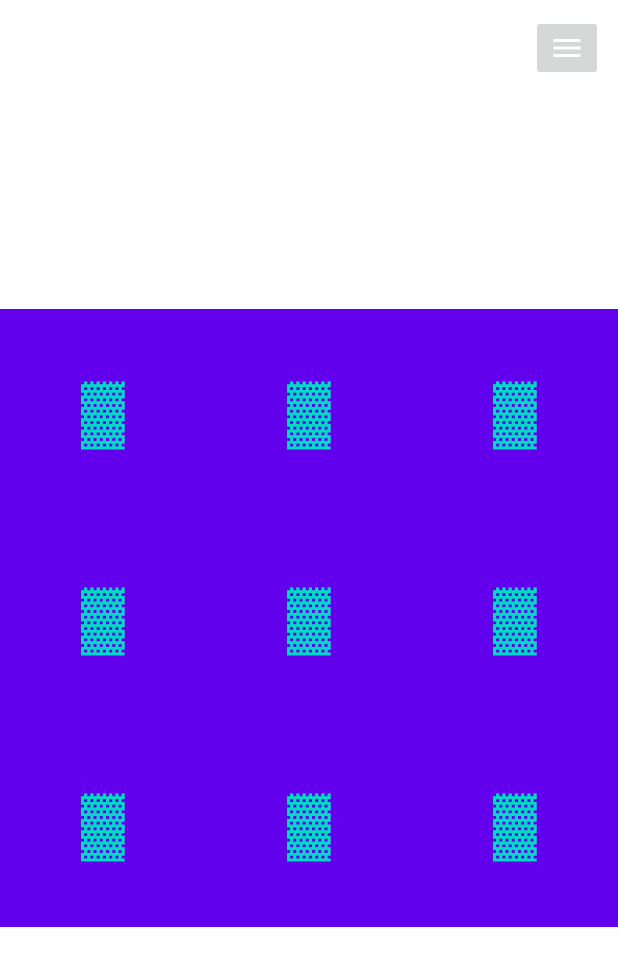
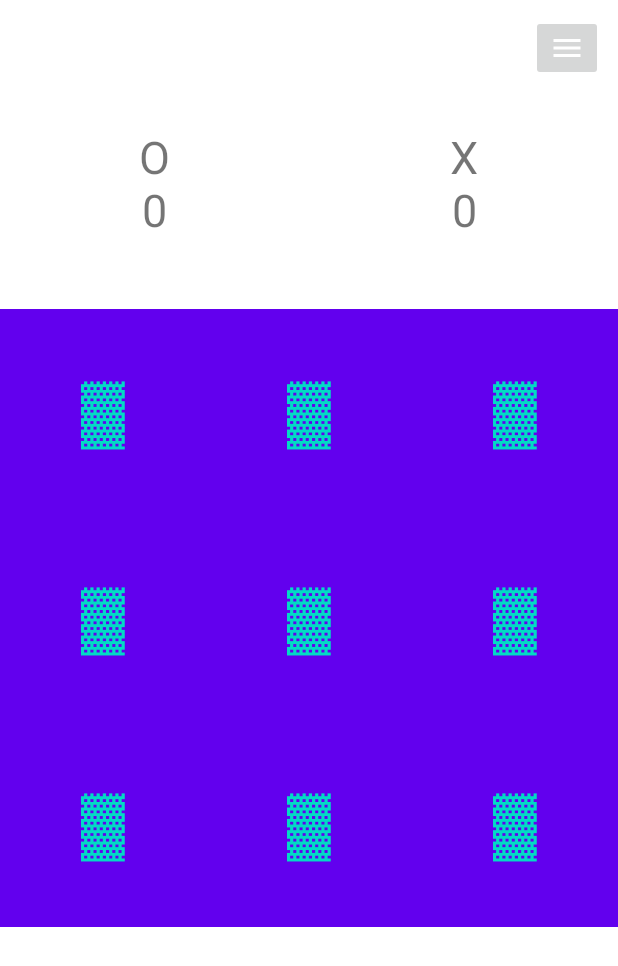
Before and after one commit to voiger/TicTacToe, an Android app: the PlayActivity screen opened directly, with no data from a screen before it, on a phone screen of 412 x 824 dp. Shown: the top 966 px of the screen. Run offline under Robolectric (Android 15) with nearby library versions, the phone set to English and light mode, and no system bars.

```diff
--- a/app/src/main/java/com/uialert/tictactoe/engine/BoardField.java
+++ b/app/src/main/java/com/uialert/tictactoe/engine/BoardField.java
@@ -55,6 +55,7 @@ public class BoardField extends RelativeLayout {
                 textView.setText("X");
                 break;
             case empty:
+                textView.setText("▓");
                 break;
         }
     }
--- a/app/src/main/java/com/uialert/tictactoe/engine/ChangesEngine.java
+++ b/app/src/main/java/com/uialert/tictactoe/engine/ChangesEngine.java
@@ -5,4 +5,5 @@ import com.uialert.tictactoe.engine.enumGame.TicTacToe;
 public interface ChangesEngine {
     void close();
     void win(TicTacToe win);
+    void restartGame(TicTacToe win);
 }
--- a/app/src/main/java/com/uialert/tictactoe/engine/ai/MinMax.java
+++ b/app/src/main/java/com/uialert/tictactoe/engine/ai/MinMax.java
@@ -14,8 +14,6 @@ public class MinMax {
 
     public static int minMaxStateGame(char[][] board, int depth, boolean isMax) {
 
-
-
         int score = evaluate(board);
 
         // If Maximizer has won the game
@@ -30,7 +28,7 @@ public class MinMax {
 
         // If there are no more moves and
         // no winner then it is a tie
-        if (isMovesLeft(board) == false)
+        if (!isMovesLeft(board))
             return 0;
 
         if (isMax) {
--- a/app/src/main/java/com/uialert/tictactoe/screens/play/PlayActivity.java
+++ b/app/src/main/java/com/uialert/tictactoe/screens/play/PlayActivity.java
@@ -8,6 +8,7 @@ import android.content.Intent;
 import android.os.Bundle;
 import android.view.View;
 import android.widget.LinearLayout;
+import android.widget.TextView;
 
 import com.uialert.tictactoe.R;
 import com.uialert.tictactoe.engine.ChangesEngine;
@@ -16,8 +17,10 @@ import com.uialert.tictactoe.engine.enumGame.TicTacToe;
 
 public class PlayActivity extends AppCompatActivity implements ChangesEngine {
     LinearLayout board;
-
+    Engine engine;
     int cross = 0,zero = 0;
+    TextView textViewScoreO;
+    TextView textViewScoreX;
 
     @Override
     protected void onCreate(Bundle savedInstanceState) {
@@ -25,13 +28,17 @@ public class PlayActivity extends AppCompatActivity implements ChangesEngine {
         setContentView(R.layout.activity_play);
         board = findViewById(R.id.TicTacToeBoard);
         board.setOrientation(LinearLayout.VERTICAL);
-        Engine engine = new Engine(board, this);
+
+        textViewScoreO = findViewById(R.id.textViewScoreO);
+
+        textViewScoreX = findViewById(R.id.textViewScoreX);
+        engine = new Engine(board, this,this);
         engine.startGame();
 
     }
 
     public void startMenu(View view) {
-        DialogFragment dialogFragment = new PlayMenu();
+        DialogFragment dialogFragment = new PlayMenu(this);
         dialogFragment.show(getSupportFragmentManager(),"Play_menu");
     }
 
@@ -45,12 +52,32 @@ public class PlayActivity extends AppCompatActivity implements ChangesEngine {
     public void win(TicTacToe win) {
         switch (win){
             case cross:
+                cross++;
+                textViewScoreX.setText("X\n"+cross);
                 break;
             case zero:
+                zero++;
+                textViewScoreO.setText("O\n"+zero);
                 break;
             case empty:
                 break;
         }
+        restartGame(win);
+        if(cross >= 5 || zero >= 5){
+            startMenuWinner(win);
+        }
+    }
+
+    @Override
+    public void restartGame(TicTacToe win) {
+        engine.restartGame(win == TicTacToe.cross ? TicTacToe.zero : TicTacToe.cross);
 
     }
+
+    private void startMenuWinner(TicTacToe win){
+        DialogFragment dialogFragment = new PlayShowResultGame(win,this);
+        dialogFragment.show(getSupportFragmentManager(),"menu_winner");
+        cross = 0;
+        zero = 0;
+    }
 }
--- a/app/src/main/res/layout/activity_play.xml
+++ b/app/src/main/res/layout/activity_play.xml
@@ -7,6 +7,7 @@
     tools:context=".screens.play.PlayActivity">
 
     <androidx.constraintlayout.widget.ConstraintLayout
+        android:id="@+id/constraintLayout"
         android:layout_width="0dp"
         android:layout_height="0dp"
         app:layout_constraintBottom_toBottomOf="parent"
@@ -32,4 +33,37 @@
         app:layout_constraintTop_toTopOf="parent"
         app:srcCompat="@drawable/ic_baseline_menu_24" />
 
+    <TextView
+        android:id="@+id/textViewScoreX"
+        android:layout_width="wrap_content"
+        android:layout_height="wrap_content"
+        android:text="X\n0"
+        android:gravity="center"
+        android:textSize="30dp"
+        app:layout_constraintBottom_toTopOf="@+id/constraintLayout"
+        app:layout_constraintEnd_toEndOf="parent"
+        app:layout_constraintStart_toStartOf="@+id/guideline3"
+        app:layout_constraintTop_toBottomOf="@+id/imageButton"
+        app:layout_constraintVertical_bias="0.397" />
+
+    <TextView
+        android:id="@+id/textViewScoreO"
+        android:layout_width="wrap_content"
+        android:layout_height="wrap_content"
+        android:text="O\n0"
+        android:gravity="center"
+        android:textSize="30dp"
+        app:layout_constraintBottom_toTopOf="@+id/constraintLayout"
+        app:layout_constraintEnd_toStartOf="@+id/guideline3"
+        app:layout_constraintStart_toStartOf="parent"
+        app:layout_constraintTop_toBottomOf="@+id/imageButton"
+        app:layout_constraintVertical_bias="0.397" />
+
+    <androidx.constraintlayout.widget.Guideline
+        android:id="@+id/guideline3"
+        android:layout_width="wrap_content"
+        android:layout_height="wrap_content"
+        android:orientation="vertical"
+        app:layout_constraintGuide_percent="0.5" />
+
 </androidx.constraintlayout.widget.ConstraintLayout>
--- a/app/src/main/res/layout/menu_play.xml
+++ b/app/src/main/res/layout/menu_play.xml
@@ -23,13 +23,13 @@
             android:textSize="30dp"/>
 
         <Button
-            android:id="@+id/button3"
+            android:id="@+id/buttonCloseMenu"
             android:layout_width="wrap_content"
             android:layout_height="wrap_content"
             android:text="Вернутся в игру" />
 
         <Button
-            android:id="@+id/button4"
+            android:id="@+id/buttonExitInMenu"
             android:layout_width="wrap_content"
             android:layout_height="wrap_content"
             android:text="В главное меню" />
--- a/app/src/main/res/layout/show_result_game.xml
+++ b/app/src/main/res/layout/show_result_game.xml
@@ -32,7 +32,7 @@
             android:orientation="horizontal">
 
             <Button
-                android:id="@+id/button5"
+                android:id="@+id/buttonComeBackMenu"
                 android:layout_width="wrap_content"
                 android:layout_height="wrap_content"
                 android:layout_margin="3dp"
@@ -40,7 +40,7 @@
                 android:text="В меню" />
 
             <Button
-                android:id="@+id/button6"
+                android:id="@+id/buttonAgainGame"
                 android:layout_width="wrap_content"
                 android:layout_height="wrap_content"
                 android:layout_margin="3dp"
```
Also changed, not shown: app/src/main/java/com/uialert/tictactoe/engine/Engine.java (+36 -31 lines), app/src/main/java/com/uialert/tictactoe/screens/play/PlayMenu.java (+27 -0 lines), app/src/main/java/com/uialert/tictactoe/screens/play/PlayShowResultGame.java (+21 -2 lines).
